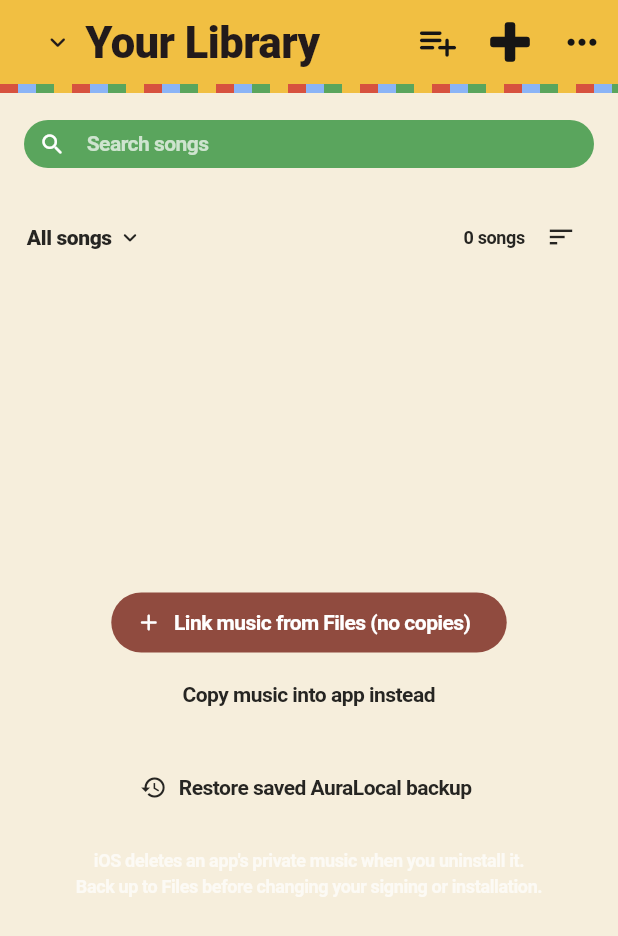
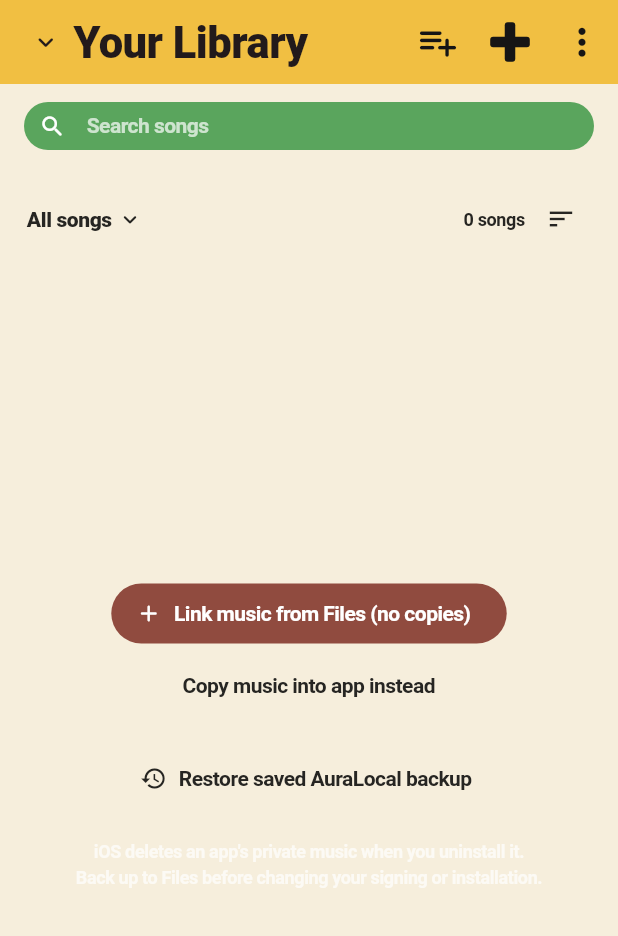
Before and after one commit to ralphistic/AuraLocal, a Flutter app: the screen it shows after launch, on a phone screen of 412 x 824 dp. Shown: the top 936 px of the screen. Run offline on Flutter 3.47's test engine with Material 3 defaults, Android fonts, the phone set to English and light mode, and no system bars; our stand-ins replace file_picker; Roboto replaces fonts that are missing (Josefin).

Commit message:
Fix single-line library title and remove multicolor stripe and sliders

```diff
--- a/lib/main.dart
+++ b/lib/main.dart
@@ -1275,8 +1275,8 @@ class _MusicPageState extends State<MusicPage> with SingleTickerProviderStateMix
                 key: ValueKey('queue-$position-$path'),
                 leading: Icon(index == currentIndex
                   ? Icons.graphic_eq_rounded : Icons.music_note_rounded),
-                title: Text(displayName(path), maxLines: 2,
-                  overflow: TextOverflow.fade,
+                title: Text(displayName(path), maxLines: 1,
+                  softWrap: false, overflow: TextOverflow.ellipsis,
                   style: const TextStyle(fontWeight: FontWeight.w700,
                     letterSpacing: -0.5)),
                 subtitle: index == currentIndex ? const Text('Now playing') : null,
@@ -1783,7 +1783,7 @@ class _MusicPageState extends State<MusicPage> with SingleTickerProviderStateMix
             IconButton(
               tooltip: linkedPitchTempo ? 'Unlink pitch and tempo' : 'Link pitch and tempo',
               icon: Icon(linkedPitchTempo ? Icons.link_rounded : Icons.link_off_rounded,
-                size: 29, color: GoogleLetterPalette.red),
+                size: 29, color: GoogleLetterPalette.yellow),
               onPressed: () {
                 HapticFeedback.selectionClick();
                 refresh(() {
@@ -1822,7 +1822,7 @@ class _MusicPageState extends State<MusicPage> with SingleTickerProviderStateMix
                 }, onChangeEnd: (_) => updateNativePitchTempo())),
             ],
             const SizedBox(height: 8),
-            const Text('Preamp', style: TextStyle(fontWeight: FontWeight.w800)),
+            const Text('Preamp', style: TextStyle(fontSize: 18, fontWeight: FontWeight.w900, color: GoogleLetterPalette.ink)),
             Text('${preampDb >= 0 ? '+' : ''}${preampDb.toStringAsFixed(1)} dB'),
             dragOnlySlider(value: preampDb, min: -12, max: 12, divisions: 48,
               onReset: () {
@@ -2255,26 +2255,27 @@ class _MusicPageState extends State<MusicPage> with SingleTickerProviderStateMix
   Widget buildLibrary() {
     final matches = orderedTrackIndices();
     return Scaffold(
-      appBar: AppBar(title: TextButton.icon(
+      appBar: AppBar(titleSpacing: 8, title: TextButton.icon(
         onPressed: () => setState(() {
           libraryPlaylistsPage = !libraryPlaylistsPage;
           if (!libraryPlaylistsPage) { activePlaylist = null; favoritesOnly = false; }
         }),
-        label: Text(libraryPlaylistsPage ? 'Your Playlists' : 'Your Library',
-          style: const TextStyle(fontSize: 29, fontWeight: FontWeight.w900,
-            color: Color(0xFF221A1B))),
+        label: FittedBox(fit: BoxFit.scaleDown, alignment: Alignment.centerLeft,
+          child: Text(libraryPlaylistsPage ? 'Your Playlists' : 'Your Library',
+            maxLines: 1, softWrap: false,
+            style: const TextStyle(fontSize: 29, fontWeight: FontWeight.w900,
+              color: Color(0xFF221A1B)))),
         icon: const Icon(Icons.keyboard_arrow_down_rounded, size: 21,
           color: Color(0xFF221A1B))), actions: [
         IconButton(tooltip: 'New playlist', icon: const Icon(Icons.playlist_add_rounded, size: 29), onPressed: createPlaylist),
         IconButton(tooltip: 'Import music as a copy', icon: const ChunkyPlusIcon(), onPressed: import),
-        IconButton(tooltip: 'Library options', icon: const Icon(Icons.more_horiz_rounded, size: 29),
+        IconButton(tooltip: 'Library options', icon: const Icon(Icons.more_vert_rounded, size: 29),
           onPressed: showLibraryOptionsPane),
       ]),
       body: SafeArea(bottom: false, child: Column(children: [
-        const SizedBox(height: 6, width: double.infinity,
-          child: CustomPaint(painter: _ColorTileBorder())),
+        // No colored stripe: clean mustard header against cream library.
         ColoredBox(color: GoogleLetterPalette.cream,
-          child: Padding(padding: const EdgeInsets.fromLTRB(16, 18, 16, 8),
+          child: Padding(padding: const EdgeInsets.fromLTRB(16, 12, 16, 8),
             child: SizedBox(height: 46, child: TextField(
           style: const TextStyle(fontSize: 14, color: Colors.white,
             fontWeight: FontWeight.w700),
@@ -2863,8 +2864,7 @@ class EditableEqCurvePainter extends CustomPainter {
           (12 - gains[i]) / 24 * size.height);
       if (i == 0) { path.moveTo(pos.dx, pos.dy); }
       else { path.lineTo(pos.dx, pos.dy); }
-      const palette = [GoogleLetterPalette.yellow, GoogleLetterPalette.red, GoogleLetterPalette.blue, GoogleLetterPalette.green];
-      canvas.drawCircle(pos, 9, Paint()..color = palette[i % palette.length]);
+      canvas.drawCircle(pos, 9, Paint()..color = GoogleLetterPalette.yellow);
       canvas.drawCircle(pos, 3, Paint()..color = GoogleLetterPalette.cream);
     }
     canvas.drawPath(path, Paint()..color = accent..strokeWidth = 3
```
Also changed, not shown: 1 other file.
